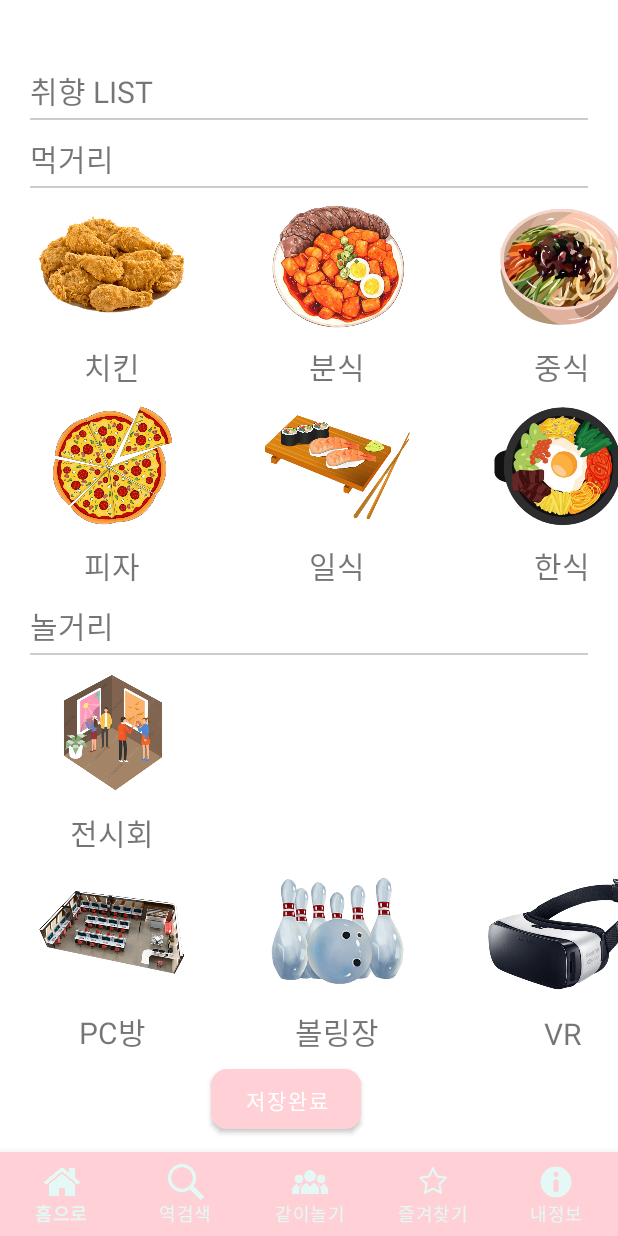
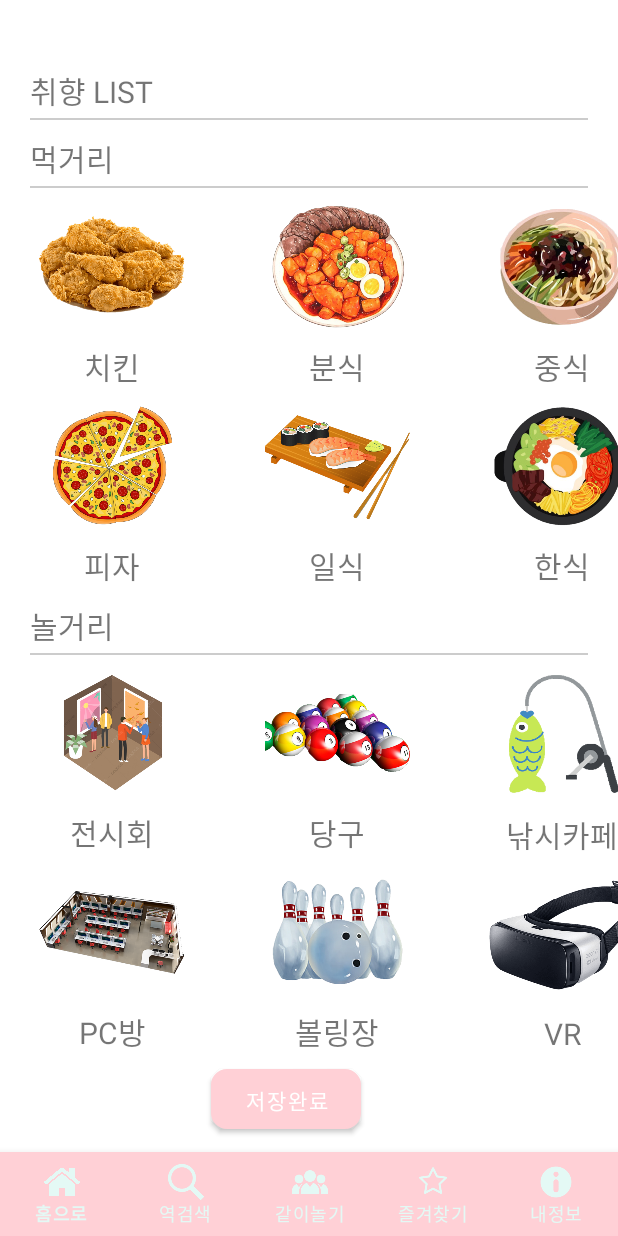
Before and after one commit to SSAFY-2nd/whatDo_whenPlay, an Android app: the Frag0 screen opened directly, with no data from a screen before it, on a phone screen of 412 x 824 dp. Run offline under Robolectric (Android 15) with nearby library versions, the phone set to English and light mode, and no system bars; our stand-ins replace Volley; network calls fail; pictures from the network do not load.

Commit message:
modify image name error

```diff
--- a/Frontend/LoginRegisterExample/app/src/main/java/com/example/loginregisterexample/main_category/Frag0.java
+++ b/Frontend/LoginRegisterExample/app/src/main/java/com/example/loginregisterexample/main_category/Frag0.java
@@ -139,7 +139,7 @@ public class Frag0 extends Fragment {
                 }
                 foodAdapter.notifyDataSetChanged();
 
-                String[] playInput = {"전시회","PC방","당구장","볼링장","낚시","VR","오락실","헬스장","골프","야구","양궁","연극","방탈출","영화관","서점",
+                String[] playInput = {"전시회","PC방","당구","볼링장","낚시카페","VR","오락실","헬스장","골프","야구","양궁","연극","방탈출","영화관","서점",
                         "공원","시장","찜질방","공방","수영장","탁구장","박물관","문화재"};
 
                 playCategoryData = new ArrayList<>();
@@ -149,7 +149,7 @@ public class Frag0 extends Fragment {
                 playNameMap.put("PC방",R.drawable.pcroom);
                 playNameMap.put("당구",R.drawable.billiardball);
                 playNameMap.put("볼링장",R.drawable.bowling);
-                playNameMap.put("낚시까페",R.drawable.fishing);
+                playNameMap.put("낚시카페",R.drawable.fishing);
                 playNameMap.put("VR",R.drawable.vrchat);
                 playNameMap.put("오락실",R.drawable.arcade);
                 playNameMap.put("헬스장",R.drawable.fitness);
--- a/Frontend/LoginRegisterExample/app/src/main/java/com/example/loginregisterexample/main_category/MainRecyclerAdapter.java
+++ b/Frontend/LoginRegisterExample/app/src/main/java/com/example/loginregisterexample/main_category/MainRecyclerAdapter.java
@@ -360,6 +360,7 @@ public class MainRecyclerAdapter extends RecyclerView.Adapter<MainRecyclerAdapte
             else {
                 imageView2.setClickable(false);
                 imageView2.setImageBitmap(null);
+                textView2.setText("");
             }
 
         }
--- a/Frontend/LoginRegisterExample/app/src/main/res/layout/activity_signup.xml
+++ b/Frontend/LoginRegisterExample/app/src/main/res/layout/activity_signup.xml
@@ -59,7 +59,7 @@
                 android:background="@drawable/edit_round"
                 android:drawableLeft="@drawable/baseline_vpn_key_black_18dp"
                 android:hint="@string/hint_password"
-                android:inputType="textEmailAddress"
+                android:inputType="textPassword"
                 android:padding="10dp"
                 android:textColor="@color/input_register"
                 android:textColorHint="@color/input_register_hint" />
```
Also changed, not shown: Frontend/LoginRegisterExample/app/src/main/java/com/example/loginregisterexample/detail/DetailFrag.java (+7 -1 lines).
